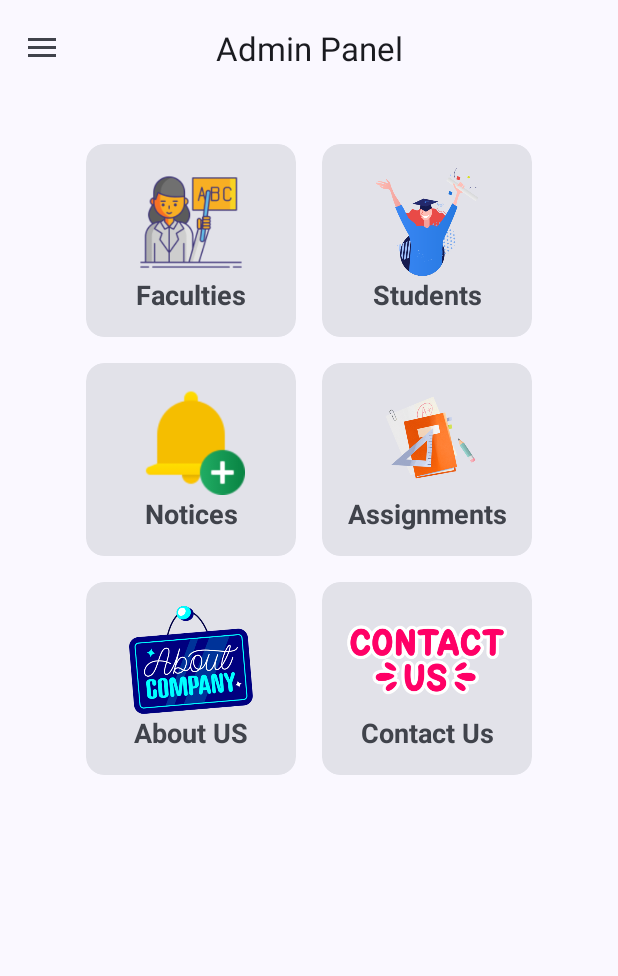
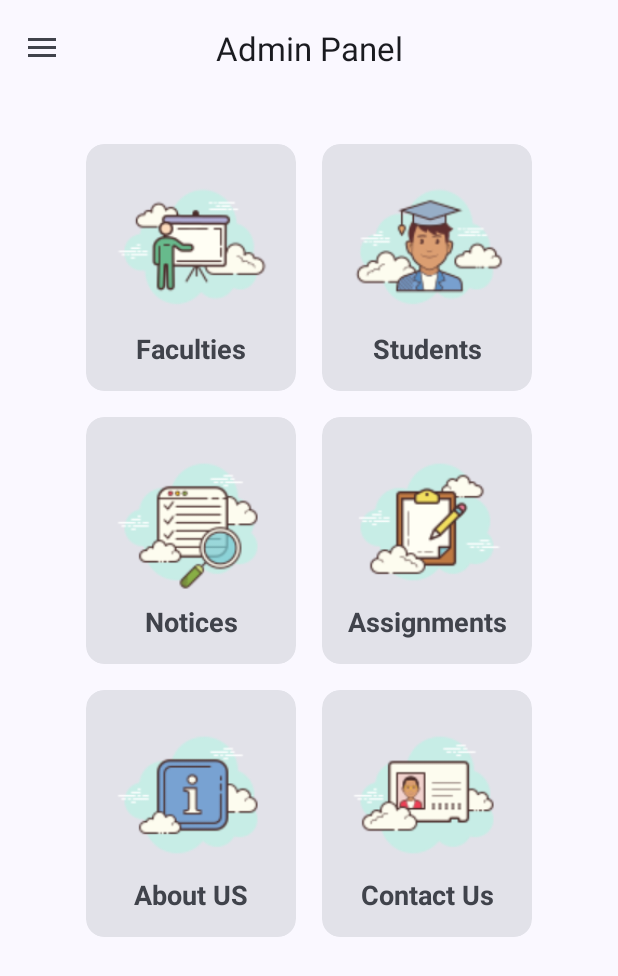
Before and after one commit to Admin-573/StudyMateAlpha, an Android app: the Admin_panel screen opened directly, with no data from a screen before it, on a phone screen of 412 x 824 dp. Shown: the top 976 px of the screen. Run offline under Robolectric (Android 15) with nearby library versions, the phone set to English and light mode, and no system bars.

Commit message:
design changes

```diff
--- a/app/src/main/res/layout/activity_admin_panel.xml
+++ b/app/src/main/res/layout/activity_admin_panel.xml
@@ -60,7 +60,7 @@
 
                         <ImageView
                             android:layout_width="108dp"
-                            android:layout_height="72dp"
+                            android:layout_height="108dp"
                             android:layout_gravity="center"
                             android:src="@drawable/faculty_back"
                             app:layout_constraintLeft_toLeftOf="parent"
@@ -99,7 +99,7 @@
 
                         <ImageView
                             android:layout_width="108dp"
-                            android:layout_height="72dp"
+                            android:layout_height="108dp"
                             android:layout_gravity="center"
                             android:src="@drawable/student_back"
                             app:layout_constraintLeft_toLeftOf="parent"
@@ -146,7 +146,7 @@
 
                         <ImageView
                             android:layout_width="108dp"
-                            android:layout_height="72dp"
+                            android:layout_height="108dp"
                             android:layout_gravity="center"
                             android:src="@drawable/notice_back"
                             app:layout_constraintLeft_toLeftOf="parent"
@@ -185,7 +185,7 @@
 
                         <ImageView
                             android:layout_width="108dp"
-                            android:layout_height="72dp"
+                            android:layout_height="108dp"
                             android:layout_gravity="center"
                             android:src="@drawable/assign_back"
                             app:layout_constraintLeft_toLeftOf="parent"
@@ -232,7 +232,7 @@
 
                         <ImageView
                             android:layout_width="108dp"
-                            android:layout_height="72dp"
+                            android:layout_height="108dp"
                             android:layout_gravity="center"
                             android:src="@drawable/aboutus_back"
                             app:layout_constraintLeft_toLeftOf="parent"
@@ -271,7 +271,7 @@
 
                         <ImageView
                             android:layout_width="108dp"
-                            android:layout_height="72dp"
+                            android:layout_height="108dp"
                             android:layout_gravity="center"
                             android:src="@drawable/contactus_back"
                             app:layout_constraintLeft_toLeftOf="parent"
```
Also changed, not shown: app/src/main/res/drawable/aboutus_back.png, app/src/main/res/drawable/assign_back.png, app/src/main/res/drawable/contactus_back.png, app/src/main/res/drawable/faculty_back.png, app/src/main/res/drawable/notice_back.png, app/src/main/res/drawable/student_back.png.
